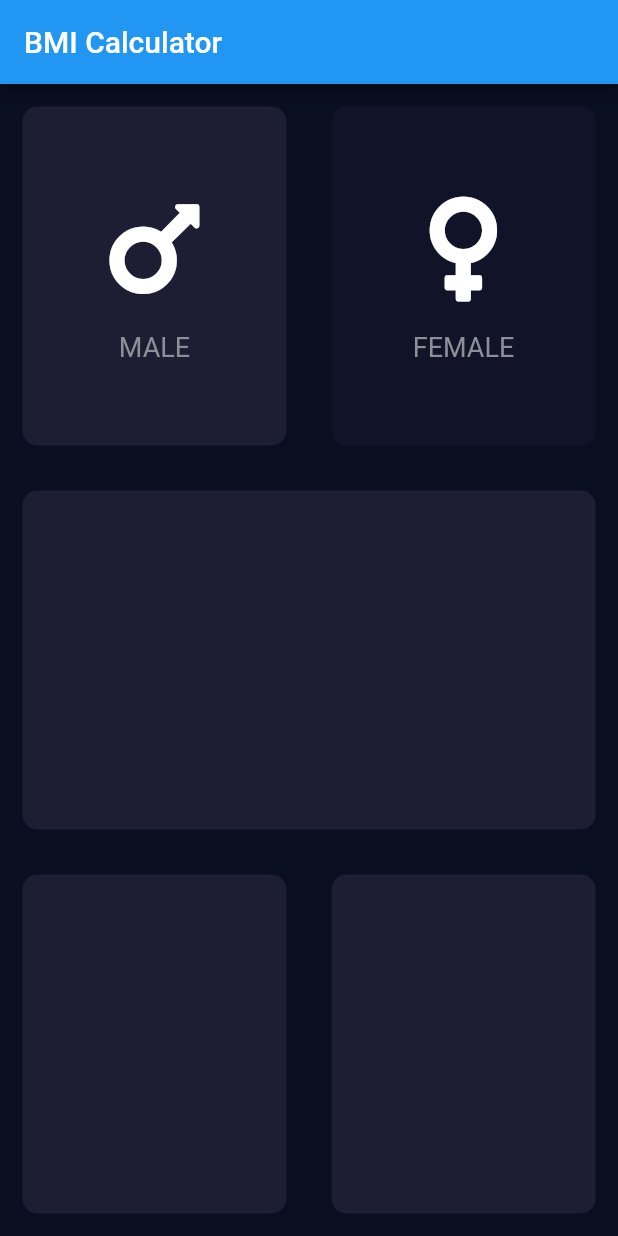
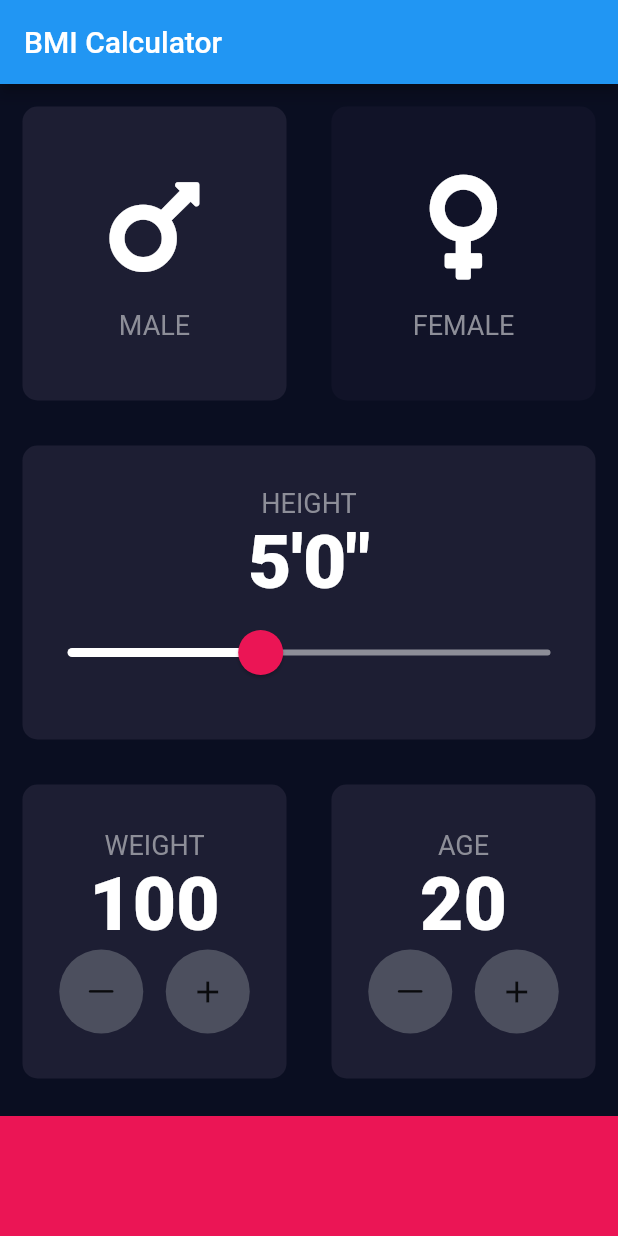
Before and after one commit to rafaelcolladojr/bmi-calculator, a Flutter app: the screen it shows after launch, on a phone screen of 412 x 824 dp. Run offline on Flutter 3.47's test engine with Material 2 defaults, Android fonts, the phone set to English and light mode, and no system bars; our stand-ins replace font_awesome_flutter.

Commit message:
Added weight and age counters

```diff
--- /dev/null
+++ b/lib/constants.dart
@@ -0,0 +1,16 @@
+import 'package:flutter/material.dart';
+
+const kBottomContainerHeight = 80.0;
+const kBottomContainerColor = Color(0xFFEB1555);
+const kActiveCardColor = Color(0xFF1D1E33);
+const kInactiveCardColor = Color(0xFF111328);
+
+const TextStyle kLabelTextStyle = TextStyle(
+  fontSize: 18.0,
+  color: Color(0xFF8D8E98),
+);
+
+const TextStyle kBoldTextStyle = TextStyle(
+  fontSize: 50.0,
+  fontWeight: FontWeight.w900,
+);
--- /dev/null
+++ b/lib/counter_content.dart
@@ -0,0 +1,59 @@
+import 'package:flutter/cupertino.dart';
+import 'package:flutter/material.dart';
+
+import 'constants.dart';
+import 'round_icon_button.dart';
+
+class CounterContent extends StatelessWidget {
+  CounterContent({
+    Key? key,
+    required this.label,
+    this.value = 0,
+    this.onPressMinus,
+    this.onPressPlus,
+  }) : super(key: key);
+
+  String label;
+  int value;
+  final VoidCallback? onPressMinus, onPressPlus;
+
+  @override
+  Widget build(BuildContext context) {
+    return Column(
+      mainAxisAlignment: MainAxisAlignment.center,
+      children: [
+        Text(
+          label,
+          style: kLabelTextStyle,
+        ),
+        Row(
+          textBaseline: TextBaseline.alphabetic,
+          mainAxisAlignment: MainAxisAlignment.center,
+          crossAxisAlignment: CrossAxisAlignment.baseline,
+          children: [
+            Text(
+              value.toString(),
+              style: kBoldTextStyle,
+            ),
+          ],
+        ),
+        Row(
+          mainAxisAlignment: MainAxisAlignment.center,
+          children: [
+            RoundIconButton(
+              icon: CupertinoIcons.minus,
+              onPress: onPressMinus,
+            ),
+            const SizedBox(
+              width: 15.0,
+            ),
+            RoundIconButton(
+              icon: Icons.add,
+              onPress: onPressPlus,
+            ),
+          ],
+        ),
+      ],
+    );
+  }
+}
--- a/lib/icon_content.dart
+++ b/lib/icon_content.dart
@@ -1,7 +1,9 @@
 import 'package:flutter/material.dart';
 
+import 'constants.dart';
+
 class IconContent extends StatelessWidget {
-  IconContent({
+  const IconContent({
     Key? key,
     required this.icon,
     required this.label,
@@ -25,10 +27,7 @@ class IconContent extends StatelessWidget {
         ),
         Text(
           label,
-          style: const TextStyle(
-            fontSize: 18.0,
-            color: Color(0xFF8D8E98),
-          ),
+          style: kLabelTextStyle,
         ),
       ],
     );
--- a/lib/input_page.dart
+++ b/lib/input_page.dart
@@ -1,12 +1,12 @@
 import 'package:bmi_calculator/icon_content.dart';
 import 'package:bmi_calculator/reusable_card.dart';
+import 'package:bmi_calculator/round_icon_button.dart';
+import 'package:flutter/cupertino.dart';
 import 'package:flutter/material.dart';
 import 'package:font_awesome_flutter/font_awesome_flutter.dart';
 
-const bottomContainerHeight = 80.0;
-const bottomContainerColor = Color(0xFFEB1555);
-const activeCardColor = Color(0xFF1D1E33);
-const inactiveCardColor = Color(0xFF111328);
+import 'constants.dart';
+import 'counter_content.dart';
 
 class InputPage extends StatefulWidget {
   const InputPage({Key? key}) : super(key: key);
@@ -17,6 +17,9 @@ class InputPage extends StatefulWidget {
 
 class _InputPageState extends State<InputPage> {
   bool isMale = true;
+  int height = 60;
+  int weight = 100;
+  int age = 20;
 
   @override
   Widget build(BuildContext context) {
@@ -32,35 +35,31 @@ class _InputPageState extends State<InputPage> {
             child: Row(
               children: [
                 Expanded(
-                  child: GestureDetector(
+                  child: ReusableCard(
+                    color: isMale ? kActiveCardColor : kInactiveCardColor,
+                    child: const IconContent(
+                      icon: FontAwesomeIcons.mars,
+                      label: 'MALE',
+                    ),
                     onTap: () {
                       setState(() {
                         isMale = true;
                       });
                     },
-                    child: ReusableCard(
-                      color: isMale ? activeCardColor : inactiveCardColor,
-                      child: IconContent(
-                        icon: FontAwesomeIcons.mars,
-                        label: 'MALE',
-                      ),
-                    ),
                   ),
                 ),
                 Expanded(
-                  child: GestureDetector(
+                  child: ReusableCard(
+                    color: isMale ? kInactiveCardColor : kActiveCardColor,
+                    child: const IconContent(
+                      icon: FontAwesomeIcons.venus,
+                      label: 'FEMALE',
+                    ),
                     onTap: () {
                       setState(() {
                         isMale = false;
                       });
                     },
-                    child: ReusableCard(
-                      color: isMale ? inactiveCardColor : activeCardColor,
-                      child: IconContent(
-                        icon: FontAwesomeIcons.venus,
-                        label: 'FEMALE',
-                      ),
-                    ),
                   ),
                 ),
               ],
@@ -68,7 +67,53 @@ class _InputPageState extends State<InputPage> {
           ),
           Expanded(
             child: ReusableCard(
-              color: activeCardColor,
+              color: kActiveCardColor,
+              child: Column(
+                mainAxisAlignment: MainAxisAlignment.center,
+                children: [
+                  const Text(
+                    'HEIGHT',
+                    style: kLabelTextStyle,
+                  ),
+                  Row(
+                    mainAxisAlignment: MainAxisAlignment.center,
+                    crossAxisAlignment: CrossAxisAlignment.baseline,
+                    textBaseline: TextBaseline.alphabetic,
+                    children: [
+                      Text(
+                        (height / 12).floor().toString() +
+                            '\'' +
+                            (height % 12).toString() +
+                            '"',
+                        style: kBoldTextStyle,
+                      ),
+                    ],
+                  ),
+                  SliderTheme(
+                    data: SliderTheme.of(context).copyWith(
+                        activeTrackColor: Colors.white,
+                        inactiveTrackColor: Color(0xFF8D8E98),
+                        thumbColor: Color(0xFFEB1555),
+                        thumbShape: RoundSliderThumbShape(
+                          enabledThumbRadius: 15.0,
+                        ),
+                        overlayColor: Color(0x29EB1EEE),
+                        overlayShape: RoundSliderOverlayShape(
+                          overlayRadius: 30.0,
+                        )),
+                    child: Slider(
+                      min: 36.0,
+                      max: 96.0,
+                      value: height.toDouble(),
+                      onChanged: (double newValue) {
+                        setState(() {
+                          height = newValue.round();
+                        });
+                      },
+                    ),
+                  ),
+                ],
+              ),
             ),
           ),
           Expanded(
@@ -76,16 +121,50 @@ class _InputPageState extends State<InputPage> {
               children: [
                 Expanded(
                   child: ReusableCard(
-                    color: activeCardColor,
+                    color: kActiveCardColor,
+                    child: CounterContent(
+                      label: 'WEIGHT',
+                      value: weight,
+                      onPressMinus: () {
+                        setState(() {
+                          weight--;
+                        });
+                      },
+                      onPressPlus: () {
+                        setState(() {
+                          weight++;
+                        });
+                      },
+                    ),
                   ),
                 ),
                 Expanded(
                   child: ReusableCard(
-                    color: activeCardColor,
+                    color: kActiveCardColor,
+                    child: CounterContent(
+                      label: 'AGE',
+                      value: age,
+                      onPressMinus: () {
+                        setState(() {
+                          age--;
+                        });
+                      },
+                      onPressPlus: () {
+                        setState(() {
+                          age++;
+                        });
+                      },
+                    ),
                   ),
                 ),
               ],
             ),
+          ),
+          Container(
+            color: kBottomContainerColor,
+            margin: EdgeInsets.only(top: 10.0),
+            width: double.infinity,
+            height: kBottomContainerHeight,
           ),
         ],
       ),
--- a/lib/reusable_card.dart
+++ b/lib/reusable_card.dart
@@ -3,18 +3,23 @@ import 'package:flutter/material.dart';
 class ReusableCard extends StatelessWidget {
   final Color color;
   final Widget? child;
+  final VoidCallback? onTap;
 
-  ReusableCard({Key? key, required this.color, this.child}) : super(key: key);
+  const ReusableCard({Key? key, required this.color, this.child, this.onTap})
+      : super(key: key);
 
   @override
   Widget build(BuildContext context) {
-    return Container(
-      child: child,
-      decoration: BoxDecoration(
-        borderRadius: BorderRadius.circular(10.0),
-        color: color,
+    return GestureDetector(
+      onTap: onTap,
+      child: Container(
+        child: child,
+        decoration: BoxDecoration(
+          borderRadius: BorderRadius.circular(10.0),
+          color: color,
+        ),
+        margin: const EdgeInsets.all(15.0),
       ),
-      margin: const EdgeInsets.all(15.0),
     );
   }
 }
--- /dev/null
+++ b/lib/round_icon_button.dart
@@ -0,0 +1,24 @@
+import 'package:flutter/material.dart';
+
+class RoundIconButton extends StatelessWidget {
+  const RoundIconButton({Key? key, required this.icon, required this.onPress})
+      : super(key: key);
+
+  final IconData? icon;
+  final VoidCallback? onPress;
+
+  @override
+  Widget build(BuildContext context) {
+    return RawMaterialButton(
+      onPressed: onPress,
+      elevation: 0.0,
+      child: Icon(icon),
+      constraints: BoxConstraints.tightFor(
+        width: 56.0,
+        height: 56.0,
+      ),
+      shape: CircleBorder(),
+      fillColor: Color(0xFF4C4F5E),
+    );
+  }
+}
```
